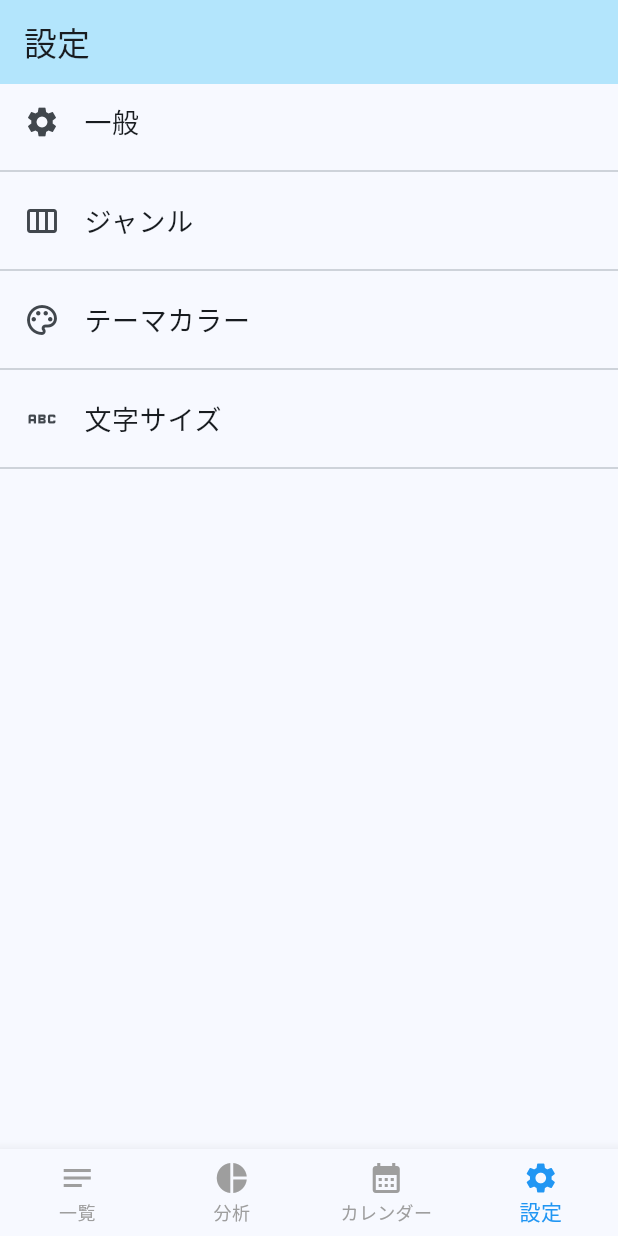
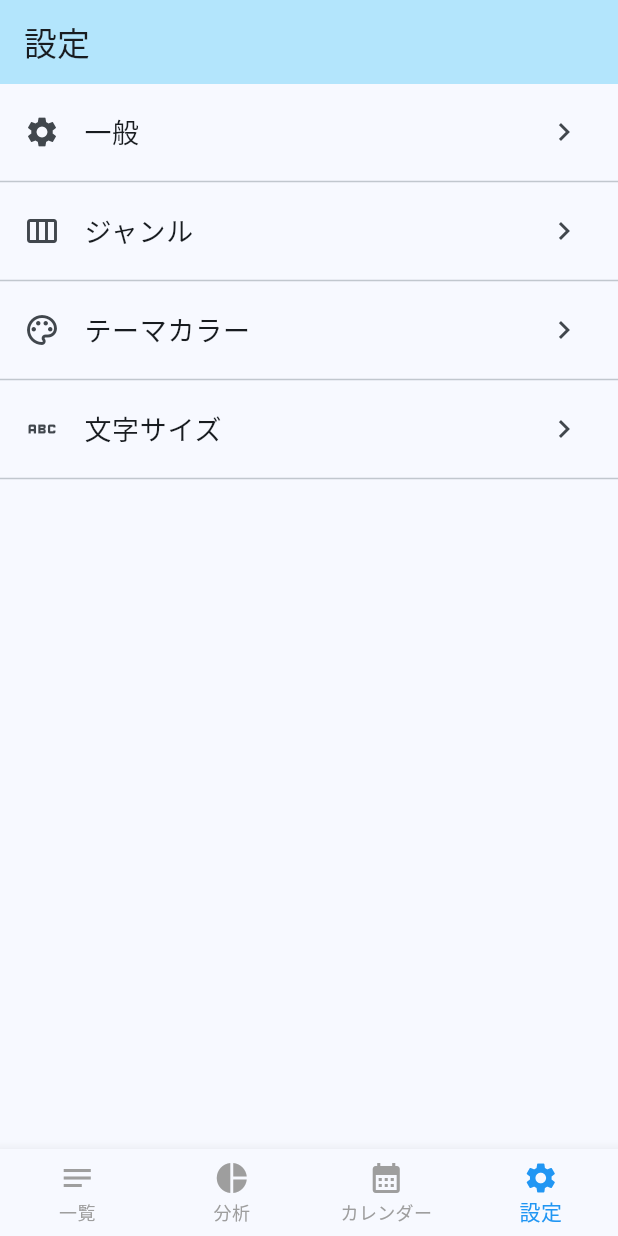
Before and after one commit to 2930taiga/anime_manager, a Flutter app: the screen it shows after launch, item 4 of the bottom bar chosen, on a phone screen of 412 x 824 dp. Run offline on Flutter 3.47's test engine with Material 3 defaults, Android fonts, the phone set to English and light mode, and no system bars; our stand-ins replace flutter_riverpod, isar, table_calendar; accounts and stored records are empty; generated files the repository leaves out were written again.

Commit message:
設定画面のリストに進むアイコンを付けた

```diff
--- a/lib/pages/main_navigation_pages/setting.dart
+++ b/lib/pages/main_navigation_pages/setting.dart
@@ -22,8 +22,11 @@ class _SettingPageState extends State<SettingPage>{
       ),
       body: ListView(
         children: [
+          SizedBox(height: 7,),
+
           ListTile(
             leading: Icon(Icons.settings),
+            trailing: Icon(Icons.chevron_right),
             title: Text(
               "一般",
               style: TextStyle(
@@ -39,6 +42,7 @@ class _SettingPageState extends State<SettingPage>{
           Center(
             child: ListTile(
               leading: Icon(Icons.view_week_outlined),
+              trailing: Icon(Icons.chevron_right),
               title: Text(
                 "ジャンル",
                 style: TextStyle(
@@ -62,6 +66,7 @@ class _SettingPageState extends State<SettingPage>{
           Center(
             child: ListTile(
               leading: Icon(Icons.palette_outlined),
+              trailing: Icon(Icons.chevron_right),
               title: Text(
                 "テーマカラー",
                 style: TextStyle(
@@ -78,6 +83,7 @@ class _SettingPageState extends State<SettingPage>{
           Center(
             child: ListTile(
               leading: Icon(Icons.abc),
+              trailing: Icon(Icons.chevron_right),
               title: Text(
                 "文字サイズ",
                 style: TextStyle(
```
